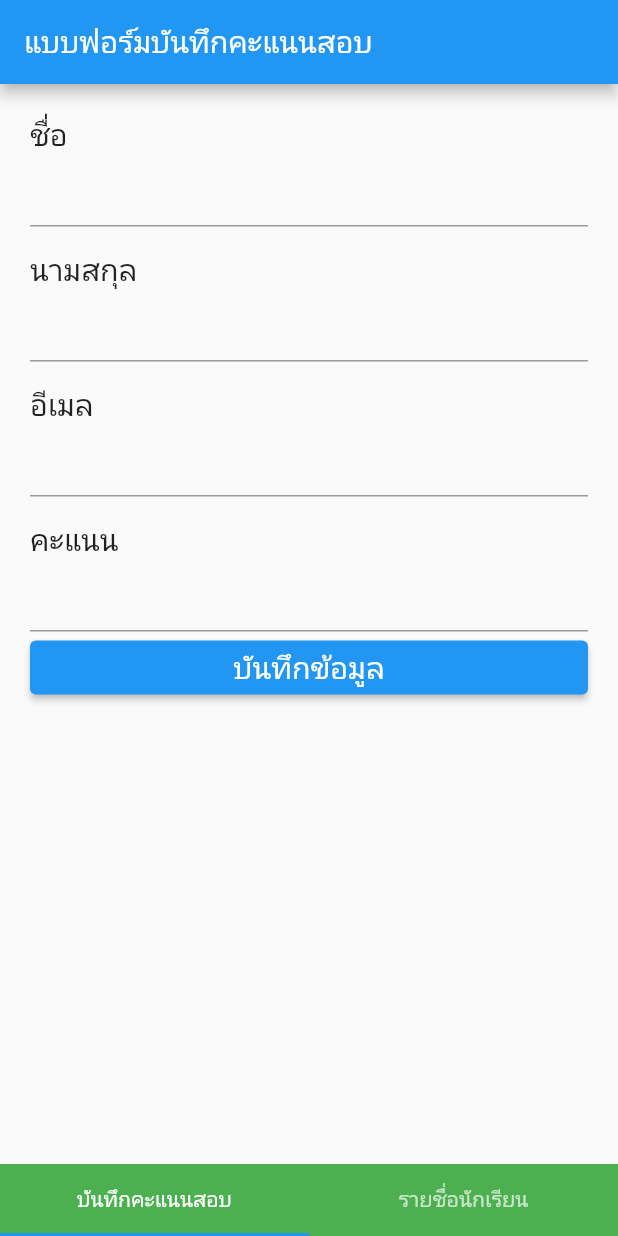
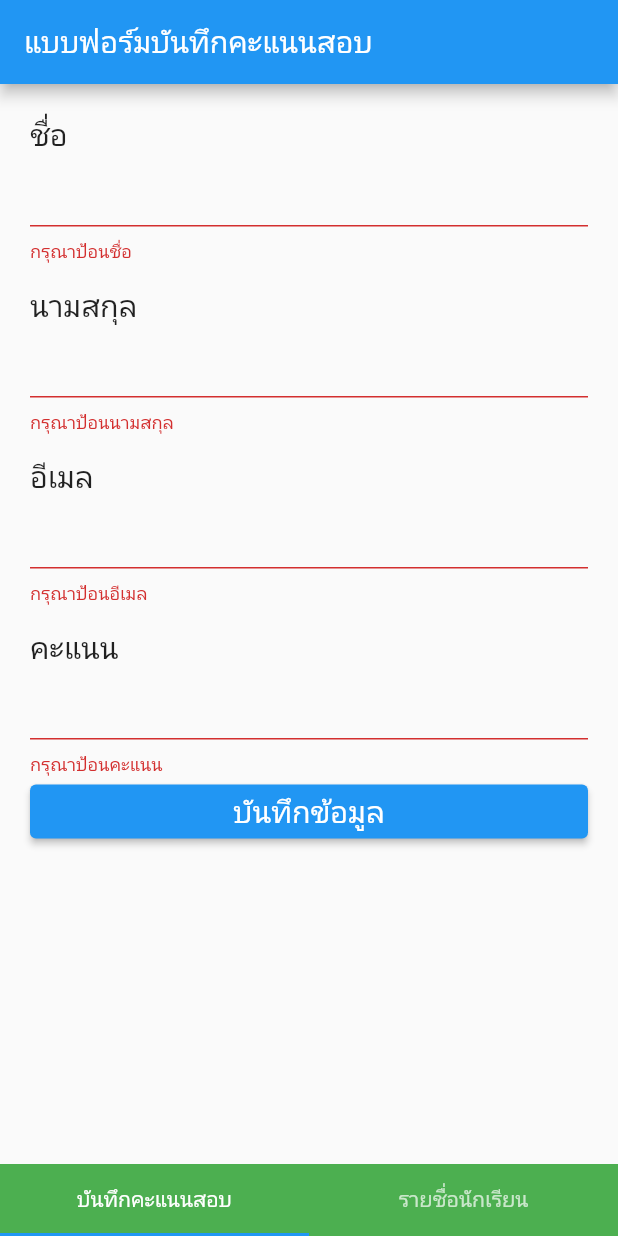
Before and after one commit to rungthiwaa/flutter_firebase, a Flutter app: the screen it shows after launch, after a tap on "บันทึกข้อมูล", on a phone screen of 412 x 824 dp. Run offline on Flutter 3.47's test engine with Material 2 defaults, Android fonts, the phone set to English and light mode, and no system bars; our stand-ins replace form_field_validator.

Commit message:
ติดตั้งformfield

```diff
--- a/lib/screen/formscreen.dart
+++ b/lib/screen/formscreen.dart
@@ -2,6 +2,7 @@ import 'package:flutter/material.dart';
 import 'package:flutter/src/widgets/container.dart';
 import 'package:flutter/src/widgets/framework.dart';
 import 'package:flutter_firebase/model/student.dart';
+import 'package:form_field_validator/form_field_validator.dart';
 
 class FormScreen extends StatefulWidget {
   const FormScreen({super.key});
@@ -33,6 +34,7 @@ class _FormScreenState extends State<FormScreen> {
                   style: TextStyle(fontSize: 20),
                 ),
                 TextFormField(
+                  validator: RequiredValidator(errorText: "กรุณาป้อนชื่อ"),
                   onSaved: (String? fname) {
                     myStudent.fname = fname!;
                   },
@@ -45,6 +47,7 @@ class _FormScreenState extends State<FormScreen> {
                   style: TextStyle(fontSize: 20),
                 ),
                 TextFormField(
+                  validator: RequiredValidator(errorText: "กรุณาป้อนนามสกุล"),
                   onSaved: (String? lname) {
                     myStudent.lname = lname!;
                   },
@@ -57,6 +60,7 @@ class _FormScreenState extends State<FormScreen> {
                   style: TextStyle(fontSize: 20),
                 ),
                 TextFormField(
+                  validator: RequiredValidator(errorText: "กรุณาป้อนอีเมล"),
                   onSaved: (String? email) {
                     myStudent.email = email!;
                   },
@@ -69,6 +73,7 @@ class _FormScreenState extends State<FormScreen> {
                   style: TextStyle(fontSize: 20),
                 ),
                 TextFormField(
+                  validator: RequiredValidator(errorText: "กรุณาป้อนคะแนน"),
                   onSaved: (String? score) {
                     myStudent.score = score!;
                   },
@@ -81,11 +86,11 @@ class _FormScreenState extends State<FormScreen> {
                       style: TextStyle(fontSize: 20),
                     ),
                     onPressed: () {
-                      formKey.currentState?.save();
-                      print("${myStudent.fname}");
-                      print("${myStudent.lname}");
-                      print("${myStudent.email}");
-                      print("${myStudent.score}");
+                      if (formKey.currentState!.validate()) {
+                        formKey.currentState?.save();
+                        print(
+                            "ข้อมูล =${myStudent.fname}${myStudent.lname}${myStudent.email}${myStudent.score}");
+                      }
                     },
                   ),
                 )
--- a/pubspec.yaml
+++ b/pubspec.yaml
@@ -36,6 +36,7 @@ dependencies:
   # The following adds the Cupertino Icons font to your application.
   # Use with the CupertinoIcons class for iOS style icons.
   cupertino_icons: ^1.0.2
+  form_field_validator: ^1.1.0
 
 dev_dependencies:
   flutter_test:
```
Also changed, not shown: pubspec.lock.
